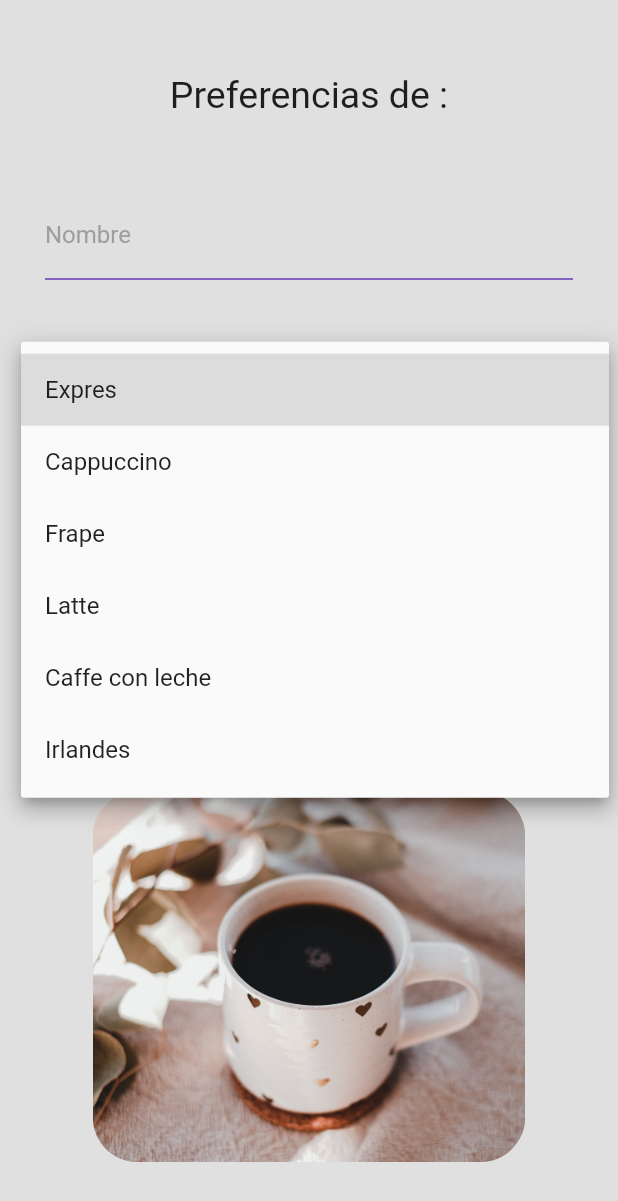
After one commit to TlacaelelMtz/cafes_app, a Flutter app: the SettingsScreen screen opened by its route, after a tap on "Expres", on a phone screen of 412 x 824 dp. The commit adds this screen. Shown: the top 1201 px of the screen. Run offline on Flutter 3.47's test engine with Material 2 defaults, Android fonts, the phone set to English and light mode, and no system bars.

Commit message:
se agregan provider y widget de preferencias

```diff
--- /dev/null
+++ b/lib/providers/settings_provider.dart
@@ -0,0 +1,83 @@
+import 'package:flutter/material.dart';
+
+class SettingProvider extends ChangeNotifier {
+  List<String> _endulzantes = <String>['azucar', 'Stevia', 'Deabetes'];
+  List<String> _cafes = <String>[
+    'Expres',
+    'Cappuccino',
+    'Frape',
+    'Latte',
+    'Caffe con leche',
+    'Irlandes'
+  ];
+
+  Map<String, String> _imagenesCafe = {
+    'Expres': 'express_coffee.jpg',
+    'Cappuccino': 'cappuccino_cofffee.jpg',
+    'Frape': 'frappe.jpg',
+    'Irlandes': 'irish_coffee.jpg'
+  };
+
+  String imagenenCafe() {
+    if (_imagenesCafe.containsKey(this._cafeSeleccionado)) {
+      return _imagenesCafe[this._cafeSeleccionado]!;
+    }
+
+    return 'cafe.png';
+  }
+
+  String _cafeSeleccionado = 'Expres';
+  double _cantidadEndulzante = 0;
+  String _endulzanteSeleccionado = 'azucar';
+  String _nombre = '';
+
+  String get cafeSeleccionado {
+    return this._cafeSeleccionado;
+  }
+
+  set cafeSeleccionado(String value) {
+    print("cafe seleccionado:" + this._cafeSeleccionado);
+
+    this._cafeSeleccionado = value;
+    notifyListeners();
+  }
+
+  List<String> get cafes {
+    return this._cafes;
+  }
+
+  List<String> get endulzantes {
+    return this._endulzantes;
+  }
+
+  double get cantidadEndulzante {
+    return this._cantidadEndulzante;
+  }
+
+  set cantidadEndulzante(double value) {
+    _cantidadEndulzante = value;
+    print("cantidad: " + this._cantidadEndulzante.toString());
+    notifyListeners();
+  }
+
+  set endulzanteSeleccionado(String value) {
+    _endulzanteSeleccionado = value;
+    print("endulzante: " + this._endulzanteSeleccionado.toString());
+    notifyListeners();
+  }
+
+  String get endulzanteSeleccionado {
+    return this._endulzanteSeleccionado;
+  }
+
+  String get nombre {
+    return this._nombre;
+  }
+
+  set nombre(String value) {
+    print("Nombre: " + this._nombre);
+    this._nombre = value;
+
+    notifyListeners();
+  }
+}
--- a/lib/screens/login_screen.dart
+++ b/lib/screens/login_screen.dart
@@ -72,7 +72,7 @@ class _LoginForm extends StatelessWidget {
             keyboardType: TextInputType.emailAddress,
             decoration: InputDecorations.authInputDecoration(
                 hintText: 'user@email.com',
-                labelText: 'Correo electrónico',
+                labelText: 'login',
                 prefixIcon: Icons.alternate_email_sharp),
             onChanged: (value) => loginForm.email = value,
             validator: (value) {
@@ -91,7 +91,7 @@ class _LoginForm extends StatelessWidget {
             keyboardType: TextInputType.text,
             decoration: InputDecorations.authInputDecoration(
                 hintText: '*****',
-                labelText: 'Contraseña',
+                labelText: 'Password',
                 prefixIcon: Icons.lock_outline),
             onChanged: (value) => loginForm.password = value,
             validator: (value) {
--- a/lib/screens/screens.dart
+++ b/lib/screens/screens.dart
@@ -1,2 +1,4 @@
+export 'package:productos_app/screens/setttings_screen.dart';
+
 export 'package:productos_app/screens/home_screen.dart';
 export 'package:productos_app/screens/login_screen.dart';
--- /dev/null
+++ b/lib/screens/setttings_screen.dart
@@ -0,0 +1,97 @@
+import 'package:flutter/material.dart';
+import 'package:productos_app/providers/settings_provider.dart';
+import 'package:productos_app/ui/input_decorations.dart';
+import 'package:provider/provider.dart';
+
+class SettingsScreen extends StatefulWidget {
+  @override
+  State<SettingsScreen> createState() => _SettingsScreenState();
+}
+
+class _SettingsScreenState extends State<SettingsScreen> {
+  @override
+  Widget build(BuildContext context) {
+    final settingProvider = Provider.of<SettingProvider>(context);
+    final size = MediaQuery.of(context).size;
+
+    return SafeArea(
+        child: Scaffold(
+      body: Padding(
+        padding: const EdgeInsets.symmetric(horizontal: 30),
+        child:
+            Column(mainAxisAlignment: MainAxisAlignment.spaceEvenly, children: [
+          const Text(
+            "Preferencias de :",
+            style: TextStyle(fontSize: 25),
+          ),
+          TextFormField(
+            autocorrect: false,
+            keyboardType: TextInputType.text,
+            decoration: InputDecorations.authInputDecoration(
+              hintText: 'Nombre completo',
+              labelText: 'Nombre',
+            ),
+            onChanged: (value) => settingProvider.nombre = value,
+            validator: (value) {
+              if (value != null && value.length >= 3) return null;
+              return 'Nombre invalido';
+            },
+          ),
+          DropdownButton(
+            value: settingProvider.cafeSeleccionado,
+            isExpanded: true,
+            items: settingProvider.cafes
+                .map<DropdownMenuItem<String>>((String value) {
+              return DropdownMenuItem<String>(
+                value: value,
+                child: Text(value),
+              );
+            }).toList(),
+            onChanged: (value) {
+              settingProvider.cafeSeleccionado = value.toString();
+              setState(() {});
+            },
+          ),
+          DropdownButton(
+            value: settingProvider.endulzanteSeleccionado,
+            isExpanded: true,
+            items: settingProvider.endulzantes
+                .map<DropdownMenuItem<String>>((String value) {
+              return DropdownMenuItem<String>(
+                value: value,
+                child: Text(
+                    settingProvider.cantidadEndulzante.toInt().toString() +
+                        " de " +
+                        value),
+              );
+            }).toList(),
+            onChanged: (value) {
+              settingProvider.endulzanteSeleccionado = value.toString();
+              setState(() {});
+            },
+          ),
+          Slider.adaptive(
+              inactiveColor: Colors.grey,
+              activeColor: Colors.deepPurple,
+              value: settingProvider.cantidadEndulzante,
+              min: 0,
+              max: 10,
+              divisions: 10,
+              label: settingProvider.cantidadEndulzante.round().toString(),
+              onChanged: (value) {
+                settingProvider.cantidadEndulzante = value;
+                setState(() {});
+              }),
+          ClipRRect(
+            borderRadius: BorderRadius.circular(30),
+            child: Image(
+                fit: BoxFit.cover,
+                width: size.width * 0.7,
+                height: size.height * 0.3,
+                image: AssetImage("assets/${settingProvider.imagenenCafe()}")),
+          )
+        ]),
+      ),
+    ));
+  }
+}
--- a/lib/widgets/auth_background.dart
+++ b/lib/widgets/auth_background.dart
@@ -26,10 +26,10 @@ class _HeaderIcon extends StatelessWidget {
   Widget build(BuildContext context) {
     return SafeArea(
       child: Container(
-        margin: EdgeInsets.only(top: 30),
+        margin: const EdgeInsets.only(top: 30),
         width: double.infinity,
-        child: Icon(
-          Icons.person_pin,
+        child: const Icon(
+          Icons.coffee_sharp,
           color: Colors.white,
           size: 100,
         ),
--- a/lib/widgets/widgets.dart
+++ b/lib/widgets/widgets.dart
@@ -1,3 +1,5 @@
+export 'package:productos_app/widgets/preference_detail.dart';
+
 export 'package:productos_app/widgets/card_container.dart';
 
 export 'package:productos_app/widgets/auth_background.dart';
--- a/pubspec.yaml
+++ b/pubspec.yaml
@@ -54,8 +54,8 @@ flutter:
   # the material Icons class.
   uses-material-design: true
   # To add assets to your application, add an assets section, like this:
-  # assets:
-  #   - images/a_dot_burr.jpeg
+  assets:
+   - assets/
   #   - images/a_dot_ham.jpeg
   # An image asset can refer to one or more resolution-specific "variants", see
   # https://flutter.dev/assets-and-images/#resolution-aware
```
Also changed, not shown: lib/main.dart (+23 -3 lines), lib/screens/home_screen.dart (+67 -3 lines), lib/widgets/preference_detail.dart (added, +23 -0 lines), assets/cafe.png (added), assets/cappuccino_cofffee.jpg (added), assets/express_coffee.jpg (added), assets/frappe.jpg (added), 1 other file.
